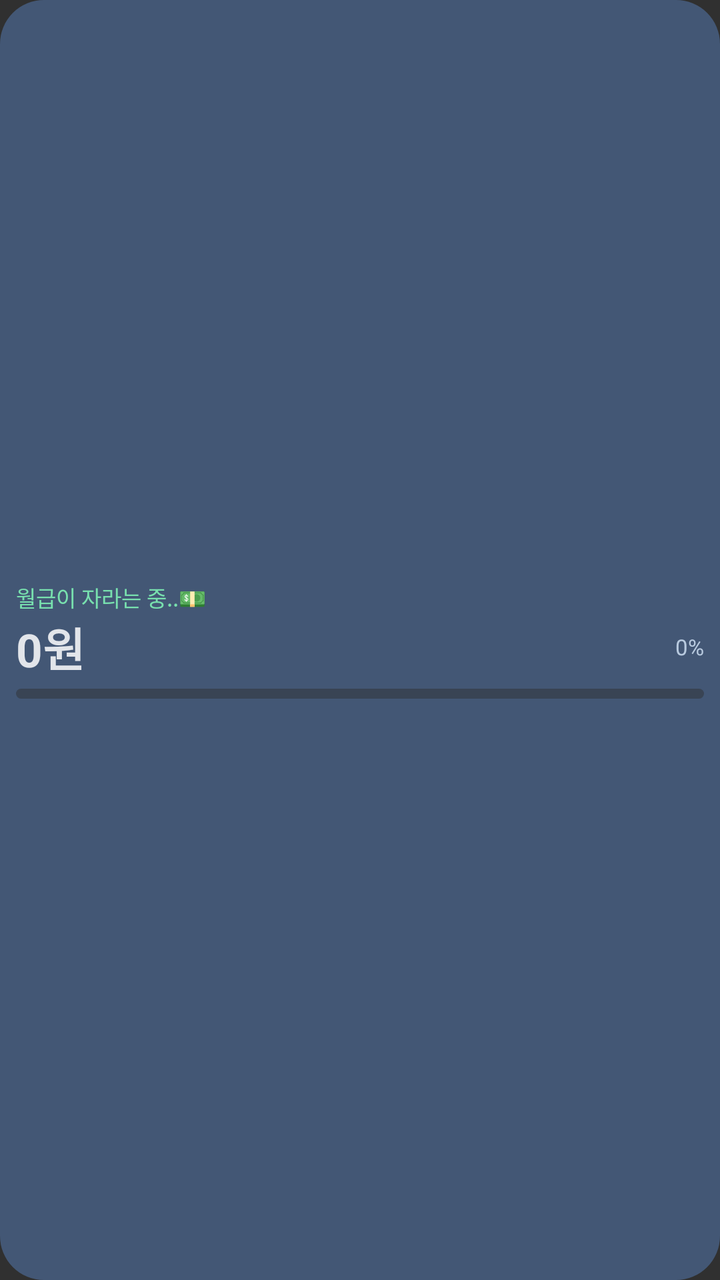
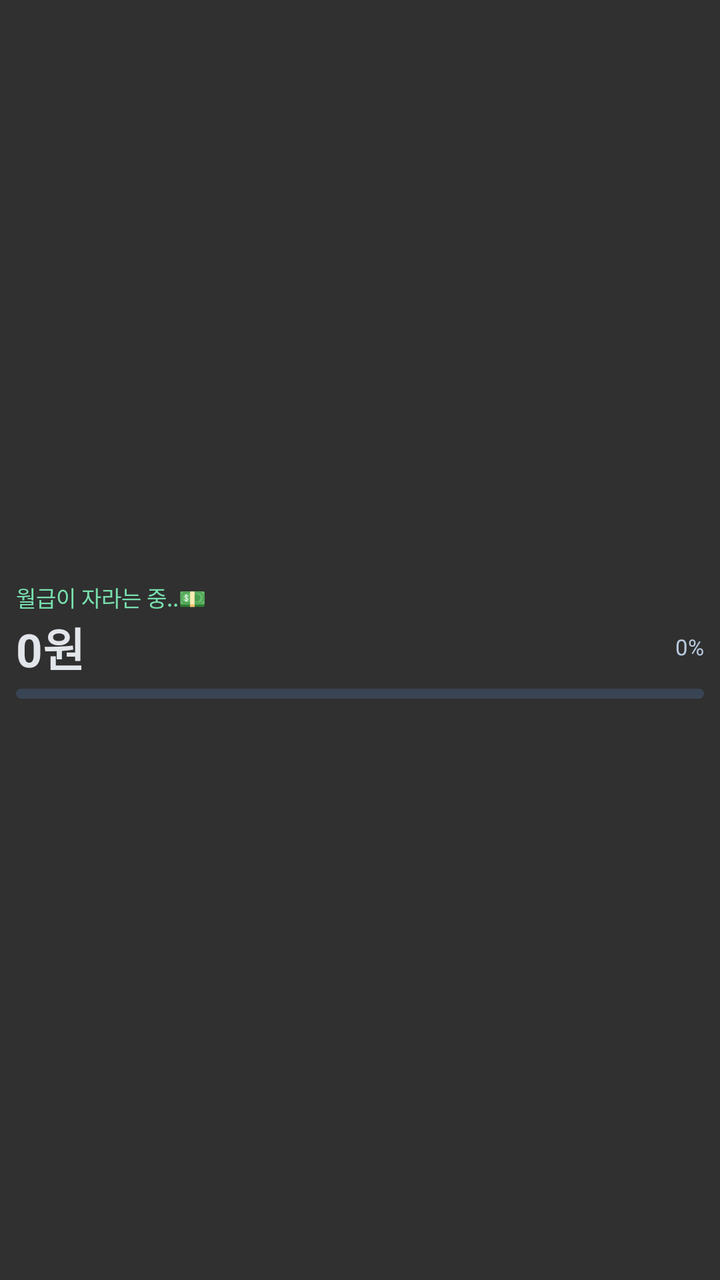

Before-and-after screenshots of an Android layout around one commit, followed by the original layout XML and the change that was made.
<!-- AndroidManifest.xml: application theme android:Theme.Material.NoActionBar -->
<!-- res/layout/salary_widget_four.xml -->
<LinearLayout android:id="@+id/widget_root" xmlns:android="http://schemas.android.com/apk/res/android" android:layout_width="match_parent" android:layout_height="match_parent" android:orientation="vertical" android:gravity="center_vertical" android:padding="8dp" android:background="@drawable/widget_bg"><TextView android:id="@+id/title" android:layout_width="match_parent" android:layout_height="wrap_content" android:text="월급이 자라는 중..💵" android:textColor="#78E0AE" android:textSize="11sp" android:singleLine="true"/><LinearLayout android:layout_width="match_parent" android:layout_height="wrap_content" android:orientation="horizontal" android:gravity="center_vertical"><FrameLayout android:layout_width="0dp" android:layout_height="wrap_content" android:layout_weight="1"><TextView android:id="@+id/amount" android:layout_width="match_parent" android:layout_height="wrap_content" android:text="0원" android:textColor="#E2E5EA" android:textSize="23sp" android:textStyle="bold" android:singleLine="true" android:autoSizeTextType="uniform" android:autoSizeMinTextSize="11sp" android:autoSizeMaxTextSize="23sp"/><ImageView android:id="@+id/rainbow_amount" android:layout_width="match_parent" android:layout_height="match_parent" android:visibility="gone" android:scaleType="fitStart" android:adjustViewBounds="false"/></FrameLayout><TextView android:id="@+id/progress_text" android:layout_width="wrap_content" android:layout_height="wrap_content" android:text="0%" android:textColor="#B8CADF" android:textSize="11sp"/></LinearLayout><ProgressBar android:id="@+id/progress" style="?android:attr/progressBarStyleHorizontal" android:layout_width="match_parent" android:layout_height="5dp" android:layout_marginTop="4dp" android:max="10000" android:progressDrawable="@drawable/widget_progress_green"/><ProgressBar android:id="@+id/progress_lastfive" style="?android:attr/progressBarStyleHorizontal" android:layout_width="match_parent" android:layout_height="5dp" android:layout_marginTop="4dp" android:max="10000" android:progressDrawable="@drawable/widget_progress_lastfive" android:visibility="gone"/></LinearLayout>
<!-- resources referenced by this layout -->
<resources>
  <!-- drawable widget_bg (drawable) -->
  <shape xmlns:android="http://schemas.android.com/apk/res/android" android:shape="rectangle">
      <solid android:color="#435775"/>
      <corners android:radius="22dp"/>
  </shape>
  <!-- drawable widget_progress_green (drawable) -->
  <layer-list xmlns:android="http://schemas.android.com/apk/res/android"><item android:id="@android:id/background"><shape android:shape="rectangle"><corners android:radius="6dp"/><solid android:color="#394454"/></shape></item><item android:id="@android:id/progress"><clip><shape android:shape="rectangle"><corners android:radius="6dp"/><gradient android:angle="0" android:startColor="#236B43" android:endColor="#A5F4A4"/></shape></clip></item></layer-list>
  <!-- drawable widget_progress_lastfive (drawable) -->
  <layer-list xmlns:android="http://schemas.android.com/apk/res/android"><item android:id="@android:id/background"><shape android:shape="rectangle"><corners android:radius="6dp"/><solid android:color="#394454"/></shape></item><item android:id="@android:id/progress"><clip><shape android:shape="rectangle"><corners android:radius="6dp"/><gradient android:angle="0" android:startColor="#236B43" android:centerColor="#A5F4A4" android:endColor="#B50016" android:centerX="0.68"/></shape></clip></item></layer-list>
</resources>

<!-- the commit's change to res/layout/salary_widget_four.xml (unified diff, before → after) -->
@@ -1 +1 @@
-<LinearLayout android:id="@+id/widget_root" xmlns:android="http://schemas.android.com/apk/res/android" android:layout_width="match_parent" android:layout_height="match_parent" android:orientation="vertical" android:gravity="center_vertical" android:padding="8dp" android:background="@drawable/widget_bg"><TextView android:id="@+id/title" android:layout_width="match_parent" android:layout_height="wrap_content" android:text="월급이 자라는 중..💵" android:textColor="#78E0AE" android:textSize="11sp" android:singleLine="true"/><LinearLayout android:layout_width="match_parent" android:layout_height="wrap_content" android:orientation="horizontal" android:gravity="center_vertical"><FrameLayout android:layout_width="0dp" android:layout_height="wrap_content" android:layout_weight="1"><TextView android:id="@+id/amount" android:layout_width="match_parent" android:layout_height="wrap_content" android:text="0원" android:textColor="#E2E5EA" android:textSize="23sp" android:textStyle="bold" android:singleLine="true" android:autoSizeTextType="uniform" android:autoSizeMinTextSize="11sp" android:autoSizeMaxTextSize="23sp"/><ImageView android:id="@+id/rainbow_amount" android:layout_width="match_parent" android:layout_height="match_parent" android:visibility="gone" android:scaleType="fitStart" android:adjustViewBounds="false"/></FrameLayout><TextView android:id="@+id/progress_text" android:layout_width="wrap_content" android:layout_height="wrap_content" android:text="0%" android:textColor="#B8CADF" android:textSize="11sp"/></LinearLayout><ProgressBar android:id="@+id/progress" style="?android:attr/progressBarStyleHorizontal" android:layout_width="match_parent" android:layout_height="5dp" android:layout_marginTop="4dp" android:max="10000" android:progressDrawable="@drawable/widget_progress_green"/><ProgressBar android:id="@+id/progress_lastfive" style="?android:attr/progressBarStyleHorizontal" android:layout_width="match_parent" android:layout_height="5dp" android:layout_marginTop="4dp" android:max="10000" android:progressDrawable="@drawable/widget_progress_lastfive" android:visibility="gone"/></LinearLayout>
+<FrameLayout xmlns:android="http://schemas.android.com/apk/res/android" android:id="@+id/widget_root" android:layout_width="match_parent" android:layout_height="match_parent"><ImageView android:id="@+id/widget_background" android:layout_width="match_parent" android:layout_height="match_parent" android:scaleType="fitXY"/><LinearLayout android:id="@+id/widget_content" xmlns:android="http://schemas.android.com/apk/res/android" android:layout_width="match_parent" android:layout_height="match_parent" android:orientation="vertical" android:gravity="center_vertical" android:padding="8dp" android:background="@android:color/transparent"><TextView android:id="@+id/title" android:layout_width="match_parent" android:layout_height="wrap_content" android:text="월급이 자라는 중..💵" android:textColor="#78E0AE" android:textSize="11sp" android:singleLine="true"/><LinearLayout android:layout_width="match_parent" android:layout_height="wrap_content" android:orientation="horizontal" android:gravity="center_vertical"><FrameLayout android:layout_width="0dp" android:layout_height="wrap_content" android:layout_weight="1"><TextView android:id="@+id/amount" android:layout_width="match_parent" android:layout_height="wrap_content" android:text="0원" android:textColor="#E2E5EA" android:textSize="23sp" android:textStyle="bold" android:singleLine="true" android:autoSizeTextType="uniform" android:autoSizeMinTextSize="11sp" android:autoSizeMaxTextSize="23sp"/><ImageView android:id="@+id/rainbow_amount" android:layout_width="match_parent" android:layout_height="match_parent" android:visibility="gone" android:scaleType="fitStart" android:adjustViewBounds="false"/></FrameLayout><TextView android:id="@+id/progress_text" android:layout_width="wrap_content" android:layout_height="wrap_content" android:text="0%" android:textColor="#B8CADF" android:textSize="11sp"/></LinearLayout><ProgressBar android:id="@+id/progress" style="?android:attr/progressBarStyleHorizontal" android:layout_width="match_parent" android:layout_height="5dp" android:layout_marginTop="4dp" android:max="10000" android:progressDrawable="@drawable/widget_progress_green"/><ProgressBar android:id="@+id/progress_lastfive" style="?android:attr/progressBarStyleHorizontal" android:layout_width="match_parent" android:layout_height="5dp" android:layout_marginTop="4dp" android:max="10000" android:progressDrawable="@drawable/widget_progress_lastfive" android:visibility="gone"/></LinearLayout></FrameLayout>
<!-- resource entries referenced after the edit -->
@@ -1,10 +1,5 @@
 <!-- resources referenced by this layout -->
 <resources>
-  <!-- drawable widget_bg (drawable) -->
-  <shape xmlns:android="http://schemas.android.com/apk/res/android" android:shape="rectangle">
-      <solid android:color="#435775"/>
-      <corners android:radius="22dp"/>
-  </shape>
   <!-- drawable widget_progress_green (drawable) -->
   <layer-list xmlns:android="http://schemas.android.com/apk/res/android"><item android:id="@android:id/background"><shape android:shape="rectangle"><corners android:radius="6dp"/><solid android:color="#394454"/></shape></item><item android:id="@android:id/progress"><clip><shape android:shape="rectangle"><corners android:radius="6dp"/><gradient android:angle="0" android:startColor="#236B43" android:endColor="#A5F4A4"/></shape></clip></item></layer-list>
   <!-- drawable widget_progress_lastfive (drawable) -->
